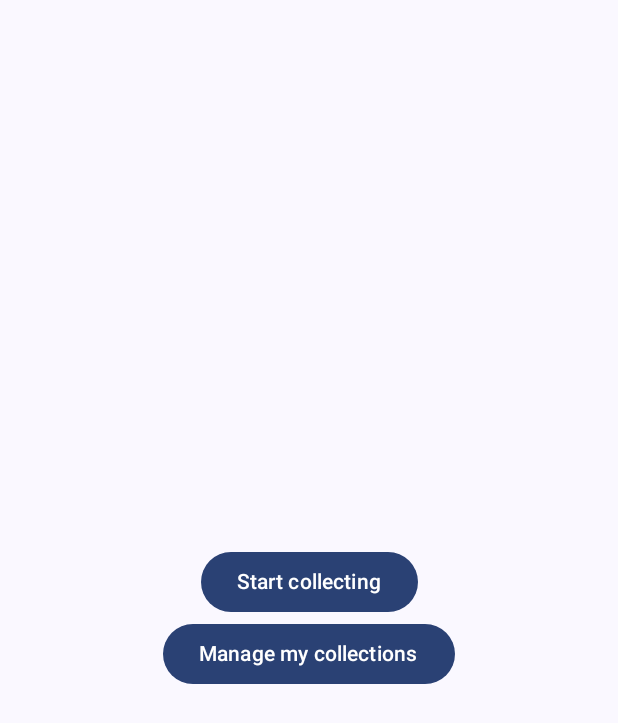
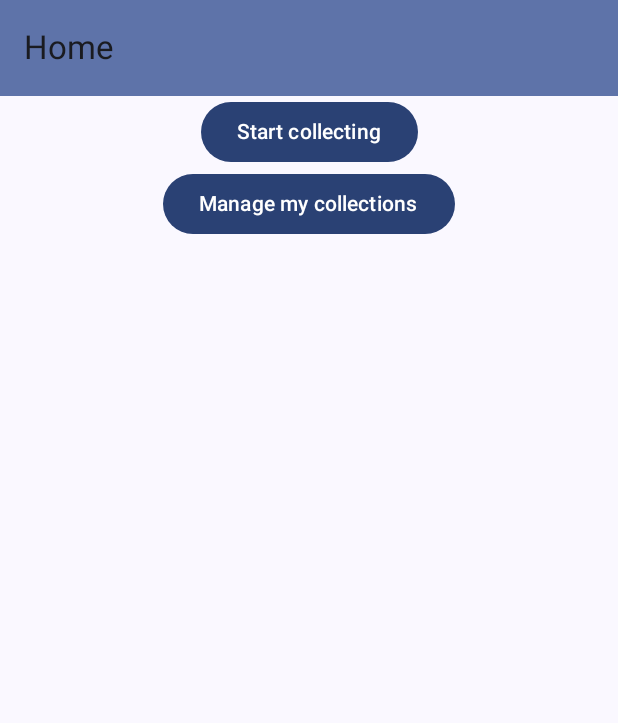
Before and after one commit to fallowfox/magpie-sorter, an Android app built with Jetpack Compose: the screen it shows after launch (MainActivity), on a phone screen of 412 x 824 dp. Shown: the top 723 px of the screen. Run offline under Robolectric (Android 15) with nearby library versions, the phone set to English and light mode, and no system bars.

Commit message:
Added first navigation, between the home and collection screens.

```diff
--- a/app/build.gradle.kts
+++ b/app/build.gradle.kts
@@ -37,6 +37,7 @@ android {
 }
 
 dependencies {
+    implementation(libs.androidx.compose.material.icons.core)
     implementation(platform(libs.androidx.compose.bom))
     implementation(libs.androidx.activity.compose)
     implementation(libs.androidx.compose.material3)
--- /dev/null
+++ b/app/src/main/java/com/example/magpiesorter/MagpieScreen.kt
@@ -0,0 +1,117 @@
+package com.example.magpiesorter
+
+import android.content.Context
+import android.content.Intent
+import androidx.annotation.StringRes
+import androidx.compose.foundation.layout.fillMaxHeight
+import androidx.compose.foundation.layout.fillMaxSize
+import androidx.compose.foundation.layout.padding
+import androidx.compose.foundation.rememberScrollState
+import androidx.compose.foundation.verticalScroll
+import androidx.compose.material3.Icon
+import androidx.compose.material3.Icon
+import androidx.compose.material3.IconButton
+import androidx.compose.material3.IconButton
+import androidx.compose.material3.MaterialTheme
+import androidx.compose.material3.Scaffold
+import androidx.compose.material3.Text
+import androidx.compose.material3.TopAppBar
+import androidx.compose.material3.TopAppBarDefaults
+import androidx.compose.runtime.Composable
+import androidx.compose.runtime.collectAsState
+import androidx.compose.runtime.getValue
+import androidx.compose.ui.Modifier
+import androidx.compose.ui.platform.LocalContext
+import androidx.compose.ui.res.dimensionResource
+import androidx.compose.ui.res.stringResource
+import androidx.lifecycle.viewmodel.compose.viewModel
+import androidx.navigation.NavHostController
+import androidx.navigation.compose.NavHost
+import androidx.navigation.compose.composable
+import androidx.navigation.compose.currentBackStackEntryAsState
+import androidx.navigation.compose.rememberNavController
+import com.example.magpiesorter.ui.theme.MagpieHome
+import com.example.magpiesorter.ui.theme.Collections
+import androidx.compose.material.icons.Icons
+import androidx.compose.material.icons.filled.ArrowBack
+import androidx.compose.material3.ExperimentalMaterial3Api
+
+/**
+ * enum values that represent the screens in the app
+ */
+enum class MagpieScreen(@StringRes val title: Int) {
+    Home(title = R.string.screen_home),
+    Collections(title = R.string.screen_collections),
+}
+
+/**
+ * Composable that displays the topBar and displays back button if back navigation is possible.
+ */
+@OptIn(ExperimentalMaterial3Api::class)
+@Composable
+fun MagpieAppBar(
+    currentScreen: MagpieScreen,
+    canNavigateBack: Boolean,
+    navigateUp: () -> Unit,
+    modifier: Modifier = Modifier
+) {
+    TopAppBar(
+        title = { Text(stringResource(currentScreen.title)) },
+        colors = TopAppBarDefaults.mediumTopAppBarColors(
+            containerColor = MaterialTheme.colorScheme.primaryContainer
+        ),
+        modifier = modifier,
+        navigationIcon = {
+            if (canNavigateBack) {
+                IconButton(onClick = navigateUp) {
+                    Icon(
+                        imageVector = Icons.Filled.ArrowBack,
+                        contentDescription = "Back"
+                    )
+                }
+            }
+        }
+    )
+}
+@Composable
+fun MagpieAppNav(
+    navController: NavHostController = rememberNavController()
+) {
+    // Get current back stack entry
+    val backStackEntry by navController.currentBackStackEntryAsState()
+    // Get the name of the current screen
+    val currentScreen = MagpieScreen.valueOf(
+        backStackEntry?.destination?.route ?: MagpieScreen.Home.name
+    )
+
+    Scaffold(
+        topBar = {
+            MagpieAppBar(
+                currentScreen = currentScreen,
+                canNavigateBack = navController.previousBackStackEntry != null,
+                navigateUp = { navController.navigateUp() }
+            )
+        }
+    ) { innerPadding ->
+        NavHost(
+            navController = navController,
+            startDestination = MagpieScreen.Home.name,
+            modifier = Modifier
+                .fillMaxSize()
+                .padding(innerPadding)
+        ) {
+            //home
+            composable(route = MagpieScreen.Home.name) {
+                MagpieHome(
+                    onCollectionsClicked = {
+                        navController.navigate(MagpieScreen.Collections.name)
+                    }
+                )
+            }
+
+            composable(route = MagpieScreen.Collections.name) {
+                Collections()
+            }
+        }
+    }
+}
--- a/app/src/main/java/com/example/magpiesorter/MainActivity.kt
+++ b/app/src/main/java/com/example/magpiesorter/MainActivity.kt
@@ -1,26 +1,20 @@
 package com.example.magpiesorter
-import com.example.magpiesorter.ui.theme.MagpieApp
-import com.example.magpiesorter.ui.theme.MagpieHome
 
 import android.os.Bundle
 import androidx.activity.ComponentActivity
 import androidx.activity.compose.setContent
 import androidx.activity.enableEdgeToEdge
-import androidx.compose.foundation.layout.Column
 import androidx.compose.foundation.layout.fillMaxSize
-import androidx.compose.foundation.layout.padding
 import androidx.compose.foundation.layout.wrapContentSize
-import androidx.compose.material3.Button
 import androidx.compose.material3.MaterialTheme
-import androidx.compose.material3.Scaffold
-import androidx.compose.material3.Text
 import androidx.compose.runtime.Composable
 import androidx.compose.ui.Modifier
 import androidx.compose.ui.tooling.preview.Preview
 import com.example.magpiesorter.ui.theme.MagpieSorterTheme
 import androidx.compose.material3.Surface
 import androidx.compose.ui.Alignment
-import androidx.compose.ui.res.stringResource
+import com.example.magpiesorter.MagpieAppNav
+import com.example.magpiesorter.ui.theme.MagpieHome
 
 class MainActivity : ComponentActivity() {
     override fun onCreate(savedInstanceState: Bundle?) {
@@ -32,7 +26,7 @@ class MainActivity : ComponentActivity() {
                     modifier = Modifier.fillMaxSize(),
                     color = MaterialTheme.colorScheme.background
                 ){
-                    MagpieApp()
+                    MagpieAppNav()
                 }
             }
         }
--- a/app/src/main/java/com/example/magpiesorter/ui/theme/Collections.kt
+++ b/app/src/main/java/com/example/magpiesorter/ui/theme/Collections.kt
@@ -88,10 +88,19 @@ fun displayList(collectionList: List<Collection>){
 @Preview
 @Composable
 fun CollectionCardPreview() {
-    val testCollections = listOf(
-        Collection(name = "Coins", id = 1),
-        Collection(name = "Medals", id = 2),
-        Collection(name = "Stamps", id = 3)
-    )
+
     displayList(collectionList = testCollections)
 }
+
+val testCollections = listOf(
+    Collection(name = "Coins", id = 1),
+    Collection(name = "Medals", id = 2),
+    Collection(name = "Stamps", id = 3)
+)
+@Composable
+fun Collections(
+    collectionList: List<Collection> = testCollections,
+    modifier: Modifier = Modifier
+) {
+    displayList(collectionList = collectionList)
+}
--- a/app/src/main/java/com/example/magpiesorter/ui/theme/MagpieHome.kt
+++ b/app/src/main/java/com/example/magpiesorter/ui/theme/MagpieHome.kt
@@ -9,10 +9,10 @@ import androidx.compose.ui.Modifier
 import androidx.compose.ui.res.stringResource
 import androidx.compose.ui.tooling.preview.Preview
 import com.example.magpiesorter.R
+import com.example.magpiesorter.MagpieScreen
 
-@Preview(showBackground = true)
 @Composable
-fun MagpieHome(modifier: Modifier = Modifier){
+fun MagpieHome(onCollectionsClicked: () -> Unit = {},modifier: Modifier = Modifier){
     Column(modifier = modifier, horizontalAlignment = Alignment.CenterHorizontally){
         Button(
             onClick = {}
@@ -20,7 +20,7 @@ fun MagpieHome(modifier: Modifier = Modifier){
             Text(text= stringResource(R.string.welcome))
         }
         Button(
-            onClick = {}
+            onClick = onCollectionsClicked
         ){
             Text(text= stringResource(R.string.welcome2))
         }
--- a/gradle/libs.versions.toml
+++ b/gradle/libs.versions.toml
@@ -30,6 +30,8 @@ androidx-compose-material3 = { group = "androidx.compose.material3", name = "mat
 androidx-navigation-runtime-ktx = { group = "androidx.navigation", name = "navigation-runtime-ktx", version.ref = "navigationRuntimeKtx" }
 androidx-navigation-compose = { group = "androidx.navigation", name = "navigation-compose", version.ref = "navigationCompose" }
 inputmapping = { group = "com.google.android.libraries.play.games", name = "inputmapping", version.ref = "inputmapping" }
+androidx-compose-material-icons-core = { group = "androidx.compose.material", name = "material-icons-core" }
+androidx-compose-material-icons-extended = { group = "androidx.compose.material", name = "material-icons-extended" }
 
 [plugins]
 android-application = { id = "com.android.application", version.ref = "agp" }
```
